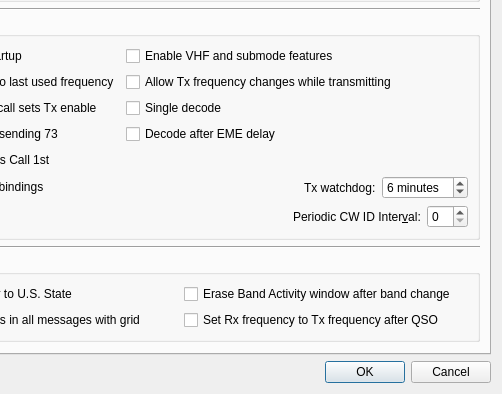
First picture: the form in Configuration_Alerts.ui, repository uaro-radio/wsjtx, before the edit; both pictures show x 141 to 643 and y 367 to 761 of the 643 by 761 pixel window.
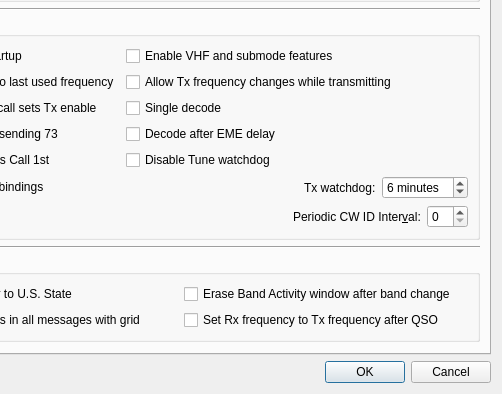
Second picture: the form after the edit. Custom widgets are drawn as their Qt base class.

Commit message: Add an option to disable the Tune watchdog.

Diff of the .ui file:
```diff
--- a/Configuration_Alerts.ui
+++ b/Configuration_Alerts.ui
@@ -517,6 +517,13 @@
             </property>
            </widget>
           </item>
+          <item row="4" column="1">
+           <widget class="QCheckBox" name="disable_Tune_watchdog_check_box">
+            <property name="text">
+             <string>Disable Tune watchdog</string>
+            </property>
+           </widget>
+          </item>
          </layout>
         </widget>
        </item>
```
Left out of the diff: 6 changed lines with no effect on the pictures. The commit also changes 18 other files.
